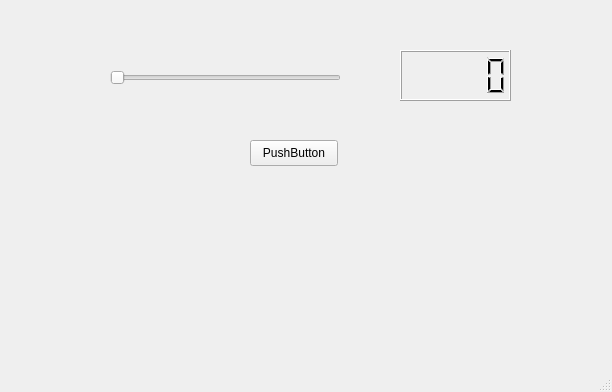
The window that helloqt/mainwindow.ui (agostinhobritojr/dca3303) describes before a commit, drawn with Qt 5.
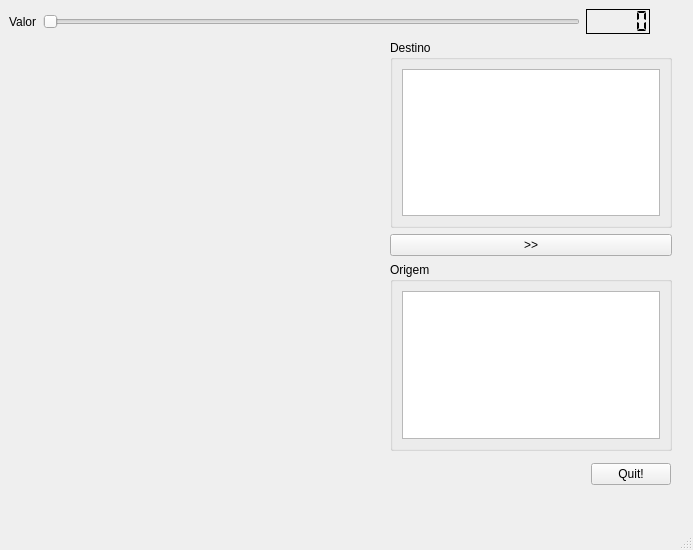
The same window after the commit. Custom widgets are drawn as their Qt base class.

The edit to the form file:
```diff
--- a/helloqt/mainwindow.ui
+++ b/helloqt/mainwindow.ui
@@ -6,53 +6,138 @@
    <rect>
     <x>0</x>
     <y>0</y>
-    <width>612</width>
-    <height>392</height>
+    <width>693</width>
+    <height>550</height>
    </rect>
   </property>
   <property name="windowTitle">
    <string>MainWindow</string>
   </property>
   <widget class="QWidget" name="centralwidget">
-   <widget class="QPushButton" name="pushButton">
+   <widget class="Plotter" name="widget" native="true">
     <property name="geometry">
      <rect>
-      <x>250</x>
-      <y>140</y>
-      <width>88</width>
-      <height>26</height>
-     </rect>
-    </property>
-    <property name="text">
-     <string>PushButton</string>
-    </property>
-   </widget>
-   <widget class="QSlider" name="horizontalSlider">
-    <property name="geometry">
-     <rect>
-      <x>110</x>
-      <y>70</y>
-      <width>231</width>
-      <height>16</height>
-     </rect>
-    </property>
-    <property name="maximum">
-     <number>300</number>
-    </property>
-    <property name="orientation">
-     <enum>Qt::Orientation::Horizontal</enum>
-    </property>
-   </widget>
-   <widget class="QLCDNumber" name="lcdNumber">
-    <property name="geometry">
-     <rect>
-      <x>400</x>
+      <x>20</x>
       <y>50</y>
-      <width>111</width>
-      <height>51</height>
+      <width>351</width>
+      <height>391</height>
      </rect>
     </property>
    </widget>
+   <widget class="QWidget" name="">
+    <property name="geometry">
+     <rect>
+      <x>9</x>
+      <y>9</y>
+      <width>641</width>
+      <height>25</height>
+     </rect>
+    </property>
+    <layout class="QHBoxLayout" name="horizontalLayout">
+     <item>
+      <widget class="QLabel" name="label">
+       <property name="text">
+        <string>Valor</string>
+       </property>
+      </widget>
+     </item>
+     <item>
+      <widget class="QSlider" name="horizontalSlider">
+       <property name="maximum">
+        <number>300</number>
+       </property>
+       <property name="orientation">
+        <enum>Qt::Orientation::Horizontal</enum>
+       </property>
+      </widget>
+     </item>
+     <item>
+      <widget class="QLCDNumber" name="lcdNumber">
+       <property name="frameShadow">
+        <enum>QFrame::Shadow::Plain</enum>
+       </property>
+       <property name="segmentStyle">
+        <enum>QLCDNumber::SegmentStyle::Flat</enum>
+       </property>
+      </widget>
+     </item>
+    </layout>
+   </widget>
+   <widget class="QWidget" name="">
+    <property name="geometry">
+     <rect>
+      <x>390</x>
+      <y>40</y>
+      <width>282</width>
+      <height>411</height>
+     </rect>
+    </property>
+    <layout class="QVBoxLayout" name="verticalLayout">
+     <item>
+      <widget class="QGroupBox" name="groupBox_2">
+       <property name="title">
+        <string>Destino</string>
+       </property>
+       <layout class="QHBoxLayout" name="horizontalLayout_3">
+        <item>
+         <widget class="QPlainTextEdit" name="plainTextEditDestino"/>
+        </item>
+       </layout>
+      </widget>
+     </item>
+     <item>
+      <widget class="QPushButton" name="pushButtonCopiar">
+       <property name="text">
+        <string>&gt;&gt;</string>
+       </property>
+      </widget>
+     </item>
+     <item>
+      <widget class="QGroupBox" name="groupBox">
+       <property name="title">
+        <string>Origem</string>
+       </property>
+       <layout class="QHBoxLayout" name="horizontalLayout_2">
+        <item>
+         <widget class="QPlainTextEdit" name="plainTextEditOrigem"/>
+        </item>
+       </layout>
+      </widget>
+     </item>
+    </layout>
+   </widget>
+   <widget class="QWidget" name="">
+    <property name="geometry">
+     <rect>
+      <x>10</x>
+      <y>460</y>
+      <width>661</width>
+      <height>28</height>
+     </rect>
+    </property>
+    <layout class="QHBoxLayout" name="horizontalLayout_5">
+     <item>
+      <spacer name="horizontalSpacer">
+       <property name="orientation">
+        <enum>Qt::Orientation::Horizontal</enum>
+       </property>
+       <property name="sizeHint" stdset="0">
+        <size>
+         <width>40</width>
+         <height>20</height>
+        </size>
+       </property>
+      </spacer>
+     </item>
+     <item>
+      <widget class="QPushButton" name="pushButtonQuit">
+       <property name="text">
+        <string>Quit!</string>
+       </property>
+      </widget>
+     </item>
+    </layout>
+   </widget>
   </widget>
   <widget class="QMenuBar" name="menubar">
    <property name="geometry">
@@ -66,6 +151,14 @@
   </widget>
   <widget class="QStatusBar" name="statusbar"/>
  </widget>
+ <customwidgets>
+  <customwidget>
+   <class>Plotter</class>
+   <extends>QWidget</extends>
+   <header>plotter.h</header>
+   <container>1</container>
+  </customwidget>
+ </customwidgets>
  <resources/>
  <connections>
   <connection>
```
Left out of the diff: 26 changed lines with no effect on the pictures.
